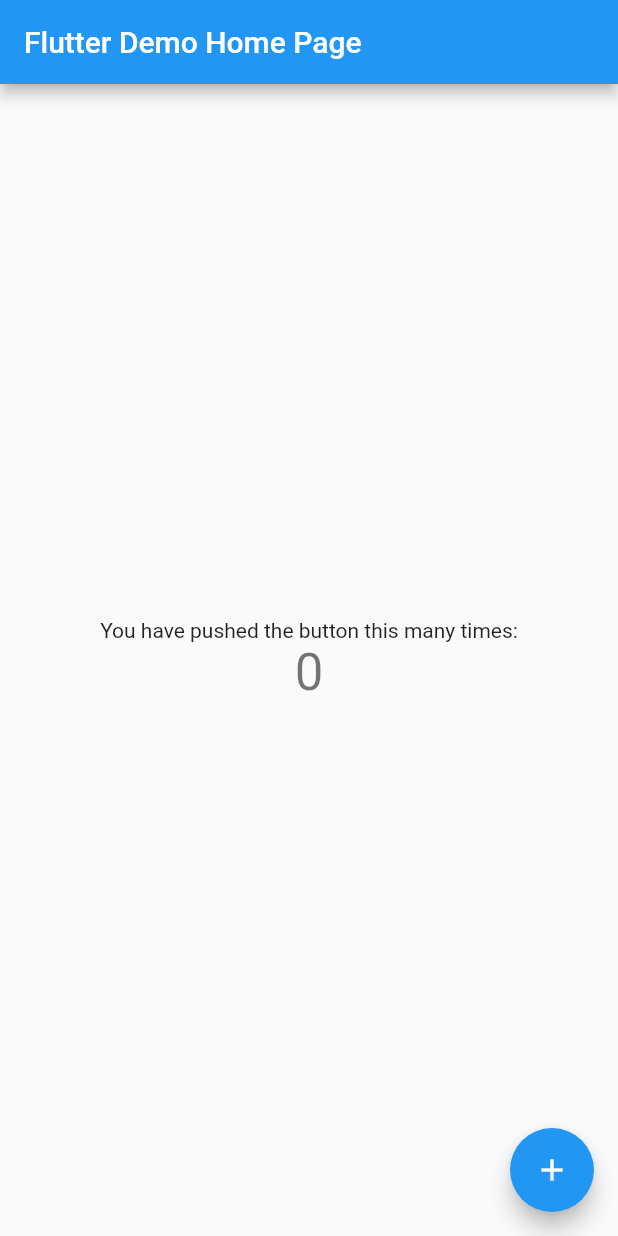
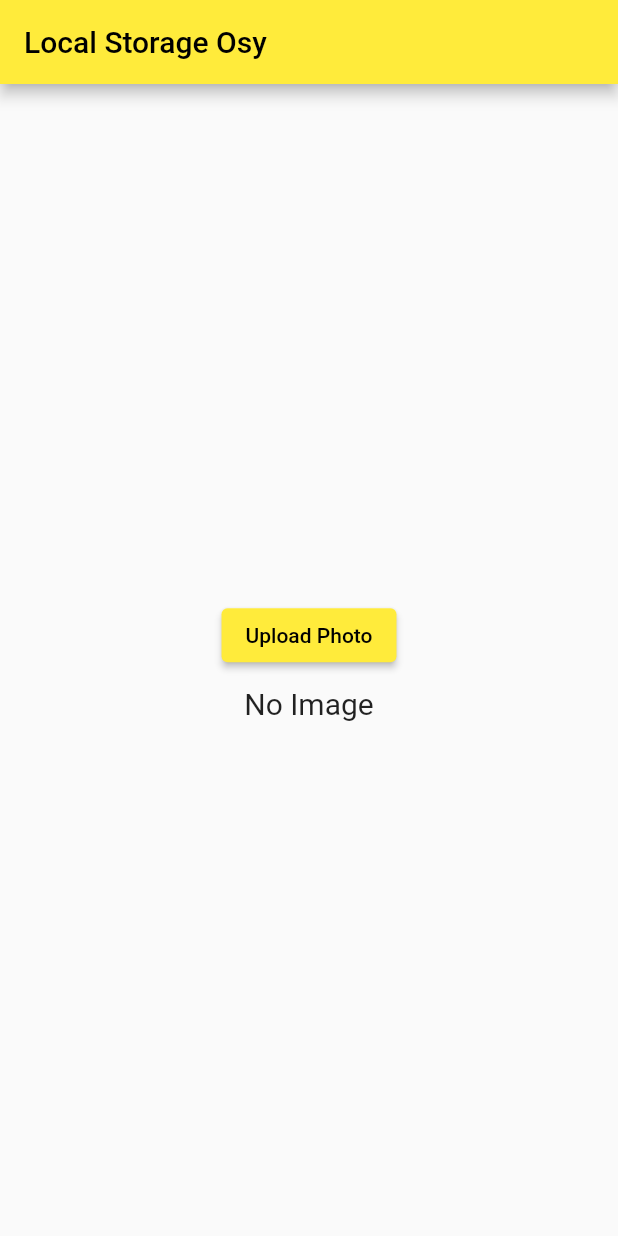
Before and after one commit to osykris/LocalStorageAndVideoPlayer, a Flutter app: the screen it shows after launch, on a phone screen of 412 x 824 dp. Run offline on Flutter 3.47's test engine with Material 2 defaults, Android fonts, the phone set to English and light mode, and no system bars; our stand-ins replace image_picker.

Commit message:
Local Storage Upload Image

```diff
--- a/lib/main.dart
+++ b/lib/main.dart
@@ -1,4 +1,8 @@
+import 'dart:async';
+import 'dart:io';
+
 import 'package:flutter/material.dart';
+import 'package:image_picker/image_picker.dart';
 
 void main() {
   runApp(const MyApp());
@@ -13,33 +17,15 @@
     return MaterialApp(
       title: 'Flutter Demo',
       theme: ThemeData(
-        // This is the theme of your application.
-        //
-        // Try running your application with "flutter run". You'll see the
-        // application has a blue toolbar. Then, without quitting the app, try
-        // changing the primarySwatch below to Colors.green and then invoke
-        // "hot reload" (press "r" in the console where you ran "flutter run",
-        // or simply save your changes to "hot reload" in a Flutter IDE).
-        // Notice that the counter didn't reset back to zero; the application
-        // is not restarted.
-        primarySwatch: Colors.blue,
+        primarySwatch: Colors.yellow,
       ),
-      home: const MyHomePage(title: 'Flutter Demo Home Page'),
+      home: const MyHomePage(title: 'Local Storage Osy'),
     );
   }
 }
 
 class MyHomePage extends StatefulWidget {
   const MyHomePage({super.key, required this.title});
-
-  // This widget is the home page of your application. It is stateful, meaning
-  // that it has a State object (defined below) that contains fields that affect
-  // how it looks.
-
-  // This class is the configuration for the state. It holds the values (in this
-  // case the title) provided by the parent (in this case the App widget) and
-  // used by the build method of the State. Fields in a Widget subclass are
-  // always marked "final".
 
   final String title;
 
@@ -48,68 +34,100 @@
 }
 
 class _MyHomePageState extends State<MyHomePage> {
-  int _counter = 0;
+  XFile? image;
 
-  void _incrementCounter() {
+  final ImagePicker picker = ImagePicker();
+
+  Future getImage(ImageSource media) async {
+    var img = await picker.pickImage(source: media);
+
     setState(() {
-      // This call to setState tells the Flutter framework that something has
-      // changed in this State, which causes it to rerun the build method below
-      // so that the display can reflect the updated values. If we changed
-      // _counter without calling setState(), then the build method would not be
-      // called again, and so nothing would appear to happen.
-      _counter++;
+      image = img;
     });
+  }
+
+  void myAlert() {
+    showDialog(
+        context: context,
+        builder: (BuildContext context) {
+          return AlertDialog(
+            shape:
+                RoundedRectangleBorder(borderRadius: BorderRadius.circular(8)),
+            title: const Text('Please choose media to select'),
+            content: Container(
+              height: MediaQuery.of(context).size.height / 6,
+              child: Column(
+                children: [
+                  ElevatedButton(
+                    onPressed: () {
+                      Navigator.pop(context);
+                      getImage(ImageSource.gallery);
+                    },
+                    child: Row(
+                      children: const [
+                        Icon(Icons.image),
+                        Text('From Gallery'),
+                      ],
+                    ),
+                  ),
+                  ElevatedButton(
+                    onPressed: () {
+                      Navigator.pop(context);
+                      getImage(ImageSource.camera);
+                    },
+                    child: Row(
+                      children: const [
+                        Icon(Icons.camera),
+                        Text('From Camera'),
+                      ],
+                    ),
+                  ),
+                ],
+              ),
+            ),
+          );
+        });
   }
 
   @override
   Widget build(BuildContext context) {
-    // This method is rerun every time setState is called, for instance as done
-    // by the _incrementCounter method above.
-    //
-    // The Flutter framework has been optimized to make rerunning build methods
-    // fast, so that you can just rebuild anything that needs updating rather
-    // than having to individually change instances of widgets.
     return Scaffold(
       appBar: AppBar(
-        // Here we take the value from the MyHomePage object that was created by
-        // the App.build method, and use it to set our appbar title.
         title: Text(widget.title),
       ),
       body: Center(
-        // Center is a layout widget. It takes a single child and positions it
-        // in the middle of the parent.
         child: Column(
-          // Column is also a layout widget. It takes a list of children and
-          // arranges them vertically. By default, it sizes itself to fit its
-          // children horizontally, and tries to be as tall as its parent.
-          //
-          // Invoke "debug painting" (press "p" in the console, choose the
-          // "Toggle Debug Paint" action from the Flutter Inspector in Android
-          // Studio, or the "Toggle Debug Paint" command in Visual Studio Code)
-          // to see the wireframe for each widget.
-          //
-          // Column has various properties to control how it sizes itself and
-          // how it positions its children. Here we use mainAxisAlignment to
-          // center the children vertically; the main axis here is the vertical
-          // axis because Columns are vertical (the cross axis would be
-          // horizontal).
           mainAxisAlignment: MainAxisAlignment.center,
-          children: <Widget>[
-            const Text(
-              'You have pushed the button this many times:',
+          children: [
+            ElevatedButton(
+              onPressed: () {
+                myAlert();
+              },
+              child: const Text('Upload Photo'),
             ),
-            Text(
-              '$_counter',
-              style: Theme.of(context).textTheme.headline4,
+            const SizedBox(
+              height: 10,
             ),
+            image != null
+                ? Padding(
+                    padding: const EdgeInsets.symmetric(horizontal: 20),
+                    child: ClipRRect(
+                      borderRadius: BorderRadius.circular(8),
+                      child: Image.file(
+                        File(image!.path),
+                        fit: BoxFit.cover,
+                        width: MediaQuery.of(context).size.width,
+                        height: 300,
+                      ),
+                    ),
+                  )
+                : const Text(
+                    "No Image",
+                    style: TextStyle(fontSize: 20),
+                  )
           ],
         ),
       ),
-      floatingActionButton: FloatingActionButton(
-        onPressed: _incrementCounter,
-        tooltip: 'Increment',
-        child: const Icon(Icons.add),
-      ), // This trailing comma makes auto-formatting nicer for build methods.
     );
   }
 }
--- a/pubspec.yaml
+++ b/pubspec.yaml
@@ -36,6 +36,7 @@
   # The following adds the Cupertino Icons font to your application.
   # Use with the CupertinoIcons class for iOS style icons.
   cupertino_icons: ^1.0.2
+  image_picker: ^0.8.5+3
 
 dev_dependencies:
   flutter_test:
```
Also changed, not shown: pubspec.lock.
